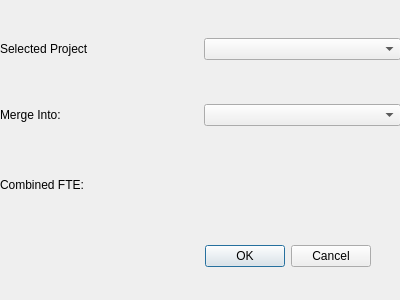
First picture: the form in GUI/MergeProjectDialog.ui, repository hratcliffe/TimeTrackerTwo, before the edit.
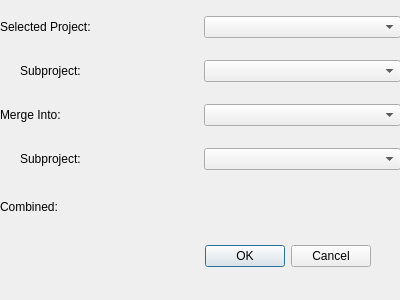
Second picture: the form after the edit.

The edit to the form file:
```diff
--- a/GUI/MergeProjectDialog.ui
+++ b/GUI/MergeProjectDialog.ui
@@ -42,18 +42,59 @@
     <item row="0" column="0">
      <widget class="QLabel" name="label">
       <property name="text">
-       <string>Selected Project</string>
+       <string>Selected Project:</string>
       </property>
      </widget>
     </item>
-    <item row="1" column="1">
+    <item row="3" column="0">
+     <widget class="QLabel" name="Subproject">
+      <property name="text">
+       <string>Subproject:</string>
+      </property>
+      <property name="indent">
+       <number>20</number>
+      </property>
+     </widget>
+    </item>
+    <item row="1" column="0">
+     <widget class="QLabel" name="label_3">
+      <property name="text">
+       <string>Subproject:</string>
+      </property>
+      <property name="indent">
+       <number>20</number>
+      </property>
+     </widget>
+    </item>
+    <item row="2" column="1">
      <widget class="QComboBox" name="TargetDropdown">
       <property name="placeholderText">
        <string>&lt;Select a Target&gt;</string>
       </property>
      </widget>
     </item>
-    <item row="2" column="1">
+    <item row="3" column="1">
+     <widget class="QComboBox" name="TargetDropdownSub">
+      <property name="placeholderText">
+       <string>N/A</string>
+      </property>
+     </widget>
+    </item>
+    <item row="0" column="1">
+     <widget class="QComboBox" name="SelectionDropdown">
+      <property name="placeholderText">
+       <string>&lt;Select&gt;</string>
+      </property>
+     </widget>
+    </item>
+    <item row="1" column="1">
+     <widget class="QComboBox" name="SelectionDropdownSub">
+      <property name="placeholderText">
+       <string>N/A</string>
+      </property>
+     </widget>
+    </item>
+    <item row="4" column="1">
      <widget class="QLabel" name="FTEField">
       <property name="sizePolicy">
        <sizepolicy hsizetype="Preferred" vsizetype="MinimumExpanding">
@@ -75,27 +116,20 @@
       </property>
      </widget>
     </item>
-    <item row="2" column="0">
+    <item row="4" column="0">
      <widget class="QLabel" name="label_4">
       <property name="text">
-       <string>Combined FTE:</string>
+       <string>Combined:</string>
       </property>
      </widget>
     </item>
-    <item row="1" column="0">
+    <item row="2" column="0">
      <widget class="QLabel" name="label_2">
       <property name="text">
        <string>Merge Into:</string>
       </property>
      </widget>
     </item>
-    <item row="0" column="1">
-     <widget class="QComboBox" name="SelectionDropdown">
-      <property name="placeholderText">
-       <string>&lt;Select&gt;</string>
-      </property>
-     </widget>
-    </item>
    </layout>
   </widget>
  </widget>
```
